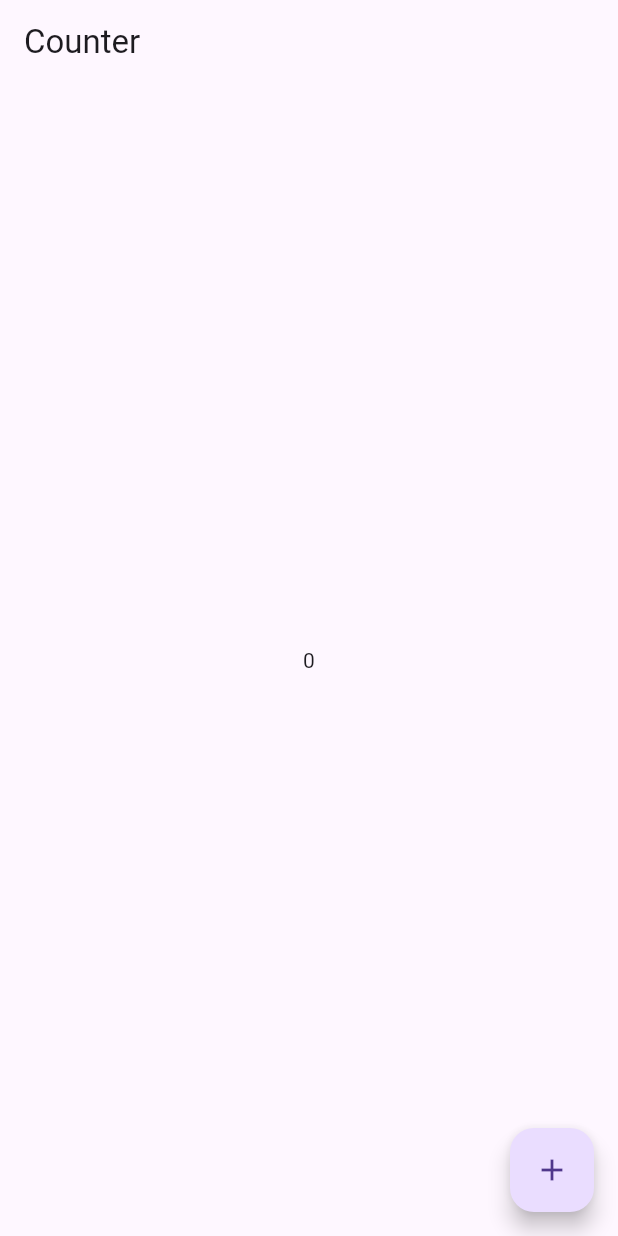
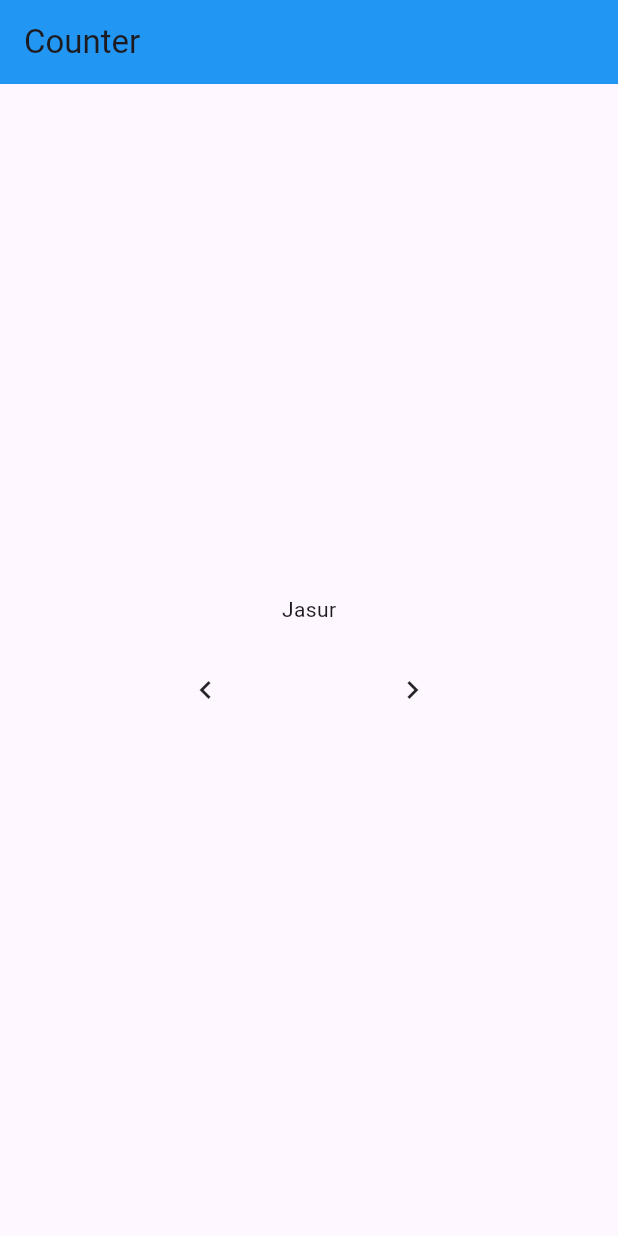
Before and after one commit to sohibjon7731/counter_cubit, a Flutter app: the screen it shows after launch, on a phone screen of 412 x 824 dp. Run offline on Flutter 3.47's test engine with Material 3 defaults, Android fonts, the phone set to English and light mode, and no system bars; our stand-ins replace flutter_bloc.

```diff
--- a/lib/counter_cubit/counter_cubit.dart
+++ b/lib/counter_cubit/counter_cubit.dart
@@ -1,11 +1,14 @@
 import 'package:flutter_bloc/flutter_bloc.dart';
 
-class CounterCubit extends Cubit<int> {
+import 'counter_event.dart';
 
-  CounterCubit() : super(0);
-
-  void increment() {
-
-    emit(state+1);
+class CounterBloc extends Bloc<CounterEvent, int> {
+  CounterBloc() : super(0) {
+    on<PressButtonNextEvent>((event, emit) {
+      emit(state + 1);
+    });
+    on<PressButtonPrevEvent>((event, emit) {
+      emit(state - 1);
+    });
   }
 }
--- /dev/null
+++ b/lib/counter_cubit/counter_event.dart
@@ -0,0 +1,5 @@
+sealed class CounterEvent {}
+
+class PressButtonNextEvent extends CounterEvent {}
+
+class PressButtonPrevEvent extends CounterEvent {}
--- a/lib/main.dart
+++ b/lib/main.dart
@@ -4,30 +4,89 @@ import 'package:flutter/material.dart';
 
 import 'package:flutter_bloc/flutter_bloc.dart';
 
+import 'counter_cubit/counter_event.dart';
+
 void main(List<String> args) {
-  runApp(const CounterApp());
+  runApp(CounterApp());
 }
 
 class CounterApp extends StatelessWidget {
-  const CounterApp({super.key});
+  CounterApp({super.key});
+
+  List names = [
+    'Jasur',
+    'Akbarali',
+    'Muhammadamin',
+    'Muhammadrasul',
+    'Muhammadziyo',
+    'Muhammadsaid',
+    'Fotima',
+    'Aziza',
+    'Gulrux',
+    'Feruzbek',
+    'Axmadxon',
+    'Mahmudxon',
+    'Hojiakbar',
+    'Ozodbek',
+    'Bahodir',
+    'Sohibjon',
+    'Mehrojiddin',
+    'Sardor',
+    'Dovudxon',
+    'Jahongir',
+  ];
 
   @override
   Widget build(BuildContext context) {
     return BlocProvider(
-      create: (context) => CounterCubit(),
+      create: (context) => CounterBloc(),
       child: MaterialApp(
-        home: BlocBuilder<CounterCubit, int>(
+        debugShowCheckedModeBanner: false,
+        home: BlocBuilder<CounterBloc, int>(
           builder: (context, state) {
-            return Scaffold(
-              appBar: AppBar(
-                title: const Text("Counter"),
-              ),
-              body: Center(child: Text("$state")),
-              floatingActionButton: FloatingActionButton(
-                onPressed: () {
-                  context.read<CounterCubit>().increment();
-                },
-                child: const Icon(Icons.add),
+            return SafeArea(
+              child: Scaffold(
+                appBar: AppBar(
+                  title: const Text("Counter"),
+                  backgroundColor: Colors.blue,
+                ),
+                body: Column(
+                  mainAxisAlignment: MainAxisAlignment.center,
+                  children: [
+                    Text("${names[state]}"),
+                    const SizedBox(
+                      height: 20,
+                    ),
+                    Row(
+                      mainAxisAlignment: MainAxisAlignment.center,
+                      children: [
+                        MaterialButton(
+                          onPressed: () {
+                            if (state > 0) {
+                              context
+                                  .read<CounterBloc>()
+                                  .add(PressButtonPrevEvent());
+                            }
+                          },
+                          child: const Icon(Icons.navigate_before),
+                        ),
+                        const SizedBox(
+                          width: 50,
+                        ),
+                        MaterialButton(
+                          onPressed: () {
+                            if (names.length > state + 1) {
+                              context
+                                  .read<CounterBloc>()
+                                  .add(PressButtonNextEvent());
+                            }
+                          },
+                          child: const Icon(Icons.navigate_next),
+                        ),
+                      ],
+                    )
+                  ],
+                ),
               ),
             );
           },
```
Also changed, not shown: pubspec.lock.
